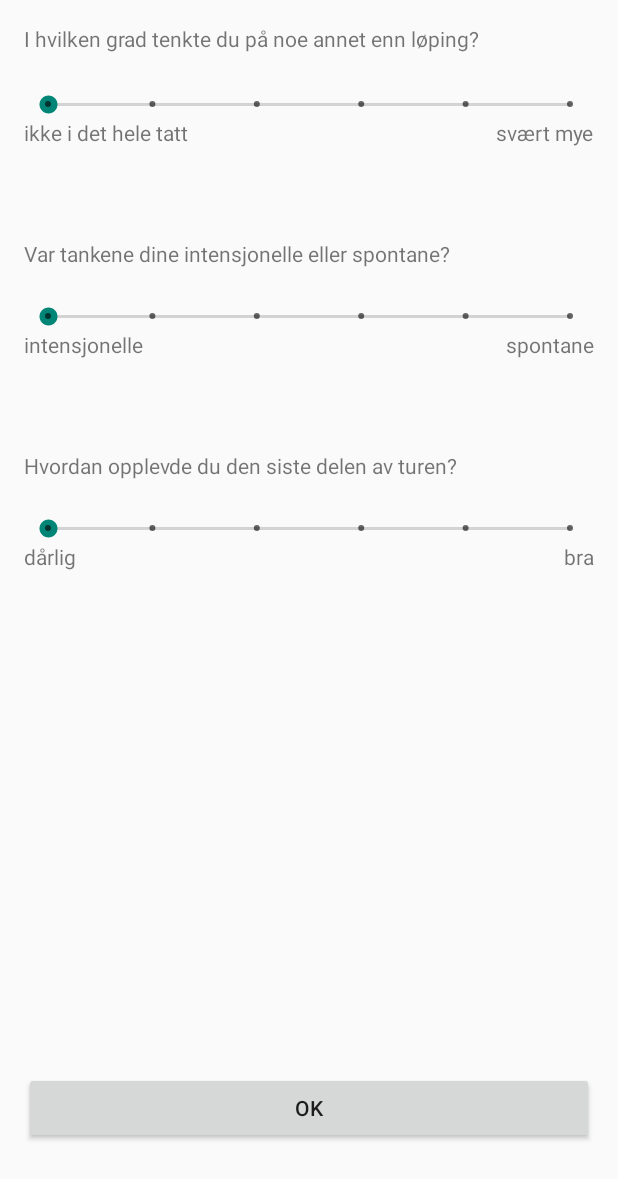
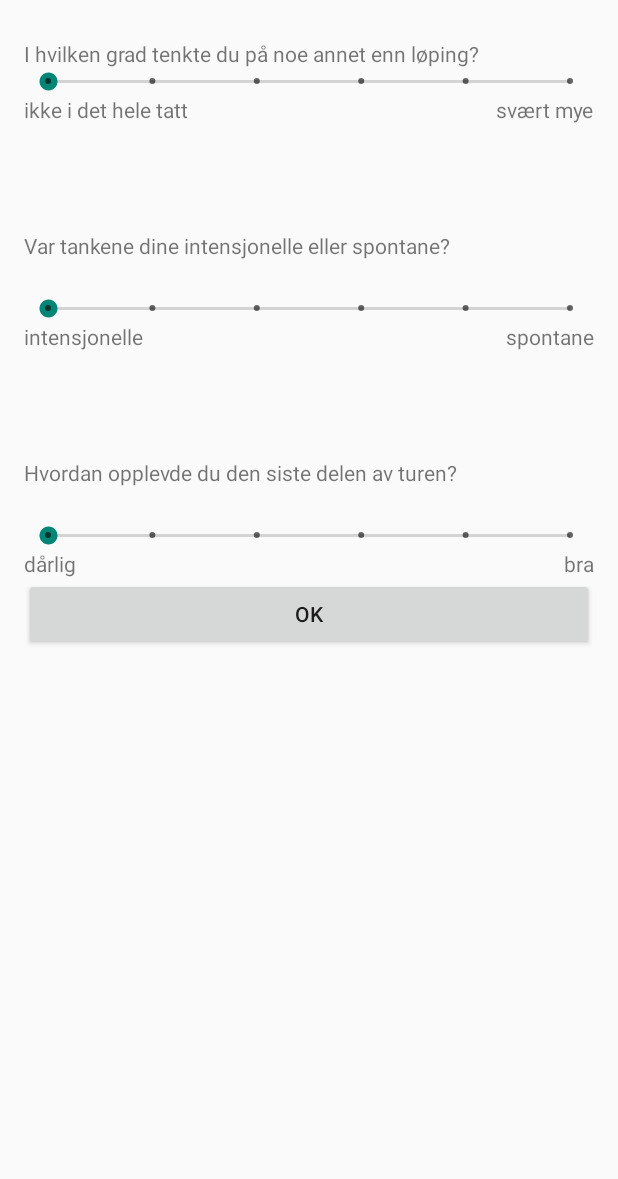
Before and after one commit to ihrke/runningprobe, an Android app: the ThoughtProbeActivity screen opened directly, with no data from a screen before it, on a phone screen of 412 x 824 dp. Shown: the top 1179 px of the screen. Run offline under Robolectric (Android 15) with nearby library versions, the phone set to English and light mode, and no system bars.

Commit message:
norsk and adjustments to work on Gerits phone

```diff
--- a/app/src/main/res/layout/activity_main.xml
+++ b/app/src/main/res/layout/activity_main.xml
@@ -37,23 +37,6 @@
         android:onClick="finalizeRun"
         android:enabled="false" />
 
-    <TextView
-        android:text="Posisjon: NA"
-        android:layout_width="match_parent"
-        android:layout_height="wrap_content"
-        android:layout_below="@+id/finalize_button"
-        android:layout_centerHorizontal="true"
-        android:layout_marginTop="20dp"
-        android:id="@+id/textview_latlon" />
-
-    <TextView
-        android:text="Sist oppdatert: NA"
-        android:layout_width="match_parent"
-        android:layout_height="wrap_content"
-        android:id="@+id/textview_latlon_time"
-        android:layout_below="@+id/textview_latlon"
-        android:layout_alignParentLeft="true"
-        android:layout_alignParentStart="true" />
 
     <ImageView
         android:layout_width="wrap_content"
@@ -78,14 +61,6 @@
         android:layout_alignParentLeft="true"
         android:layout_alignParentStart="true" />
 
-    <TextView
-        android:text="Fil: NA"
-        android:layout_width="wrap_content"
-        android:layout_height="wrap_content"
-        android:layout_alignParentBottom="true"
-        android:layout_alignParentLeft="true"
-        android:layout_alignParentStart="true"
-        android:id="@+id/textview_filename" />
 
     <TextView
         android:layout_width="match_parent"
@@ -99,4 +74,37 @@
         android:layout_alignParentLeft="true"
         android:layout_alignParentStart="true"
         android:layout_marginTop="41dp" />
+
+
+    <LinearLayout
+        android:layout_width="match_parent"
+        android:layout_height="wrap_content"
+        android:orientation="vertical"
+        android:id="@+id/infotext"
+        android:layout_alignParentBottom="true"
+        android:paddingTop="10sp">
+
+        <TextView
+            android:text="Posisjon: NA"
+            android:layout_width="match_parent"
+            android:layout_height="wrap_content"
+            android:layout_centerHorizontal="true"
+            android:layout_marginTop="20dp"
+            android:id="@+id/textview_latlon" />
+
+        <TextView
+            android:text="Sist oppdatert: NA"
+            android:layout_width="match_parent"
+            android:layout_height="wrap_content"
+            android:id="@+id/textview_latlon_time"
+            android:layout_alignParentLeft="true" />
+
+        <TextView
+            android:text="Fil: NA"
+            android:layout_width="wrap_content"
+            android:layout_height="wrap_content"
+            android:layout_alignParentLeft="true"
+            android:id="@+id/textview_filename" />
+    </LinearLayout>
+
 </RelativeLayout>
--- a/app/src/main/res/layout/activity_thought_probe.xml
+++ b/app/src/main/res/layout/activity_thought_probe.xml
@@ -10,6 +10,23 @@
     android:paddingTop="@dimen/activity_vertical_margin"
     tools:context="mittnerlab.runningprobe.ThoughtProbeActivity">
 
+    <ScrollView
+        android:layout_width="match_parent"
+        android:layout_height="match_parent">
+    <LinearLayout
+        android:layout_width="match_parent"
+        android:layout_height="wrap_content"
+        android:orientation="vertical">
+
+
+        <!-- PROBE 1 -->
+        <LinearLayout
+            android:layout_width="match_parent"
+            android:layout_height="wrap_content"
+            android:orientation="vertical"
+            android:id="@+id/probe1"
+            android:paddingTop="10sp">
+
             <TextView
                 android:text="@string/probe1"
                 android:layout_width="match_parent"
@@ -19,58 +36,6 @@
                 android:layout_alignParentStart="true"
                 android:id="@+id/textview_instruction"
                 tools:text="@string/probe1" />
-
-    <TextView
-        android:text="@string/probe1_lower"
-        android:layout_width="wrap_content"
-        android:layout_height="wrap_content"
-        android:layout_below="@+id/linearLayout"
-        android:layout_alignParentLeft="true"
-        android:layout_alignParentStart="true"
-        android:id="@+id/textview_probe1_lower" />
-
-    <SeekBar
-        style="@style/Widget.AppCompat.SeekBar.Discrete"
-        android:layout_width="match_parent"
-        android:layout_height="wrap_content"
-        android:max="5"
-        android:progress="0"
-        android:layout_below="@+id/textview_probe2"
-        android:layout_alignParentLeft="true"
-        android:layout_alignParentStart="true"
-        android:layout_marginTop="23dp"
-        android:id="@+id/seekBar_probe2"
-        android:layout_alignParentRight="true"
-        android:layout_alignParentEnd="true" />
-
-    <TextView
-        android:text="@string/probe1_upper"
-        android:layout_width="wrap_content"
-        android:layout_height="wrap_content"
-        android:id="@+id/textview_probe1_upper"
-        android:layout_below="@+id/linearLayout"
-        android:layout_alignParentRight="true"
-        android:layout_alignParentEnd="true" />
-
-    <TextView
-        android:text="@string/probe2"
-        android:layout_width="wrap_content"
-        android:layout_height="wrap_content"
-        android:layout_marginTop="61dp"
-        android:id="@+id/textview_probe2"
-        android:layout_below="@+id/textview_probe1_lower"
-        android:layout_alignParentLeft="true"
-        android:layout_alignParentStart="true" />
-
-    <LinearLayout
-        android:orientation="horizontal"
-        android:layout_width="match_parent"
-        android:layout_height="wrap_content"
-        android:id="@+id/linearLayout"
-        android:layout_below="@+id/textview_instruction"
-        android:layout_alignParentLeft="true"
-        android:layout_alignParentStart="true"
-        android:layout_marginTop="25dp">
 
             <SeekBar
                 style="@style/Widget.AppCompat.SeekBar.Discrete"
@@ -82,34 +47,45 @@
                 android:layout_centerHorizontal="true"
                 android:id="@+id/seekBar_probe1" />
 
+            <RelativeLayout
+                android:layout_width="match_parent"
+                android:orientation="horizontal"
+                android:layout_below="@+id/seekBar_probe1"
+                android:layout_height="wrap_content">
+
+            <TextView
+                android:text="@string/probe1_lower"
+                android:layout_width="wrap_content"
+                android:layout_height="wrap_content"
+                android:layout_alignParentLeft="true"
+                android:id="@+id/textview_probe1_lower" />
+
+            <TextView
+                android:text="@string/probe1_upper"
+                android:layout_width="wrap_content"
+                android:layout_height="wrap_content"
+                android:id="@+id/textview_probe1_upper"
+                android:layout_alignParentRight="true" />
+            </RelativeLayout>
         </LinearLayout>
 
-    <TextView
-        android:text="@string/probe2_lower"
-        android:layout_width="wrap_content"
+        <!-- PROBE 2 -->
+
+        <LinearLayout
+            android:layout_width="match_parent"
             android:layout_height="wrap_content"
-        android:layout_below="@+id/seekBar_probe2"
-        android:layout_alignParentLeft="true"
-        android:layout_alignParentStart="true"
-        android:id="@+id/textview_probe2_lower" />
-
-    <TextView
-        android:text="@string/probe2_upper"
-        android:layout_width="wrap_content"
-        android:layout_height="wrap_content"
-        android:id="@+id/textView5"
-        android:layout_below="@+id/seekBar_probe2"
-        android:layout_alignParentRight="true"
-        android:layout_alignParentEnd="true" />
+            android:orientation="vertical"
+            android:id="@+id/probe2"
+            android:layout_below="@+id/probe1"
+            android:paddingTop="10sp">
 
 
             <TextView
-        android:text="@string/probe3"
+                android:text="@string/probe2"
                 android:layout_width="wrap_content"
                 android:layout_height="wrap_content"
                 android:layout_marginTop="61dp"
-        android:id="@+id/textview_probe3"
-        android:layout_below="@+id/textview_probe2_lower"
+                android:id="@+id/textview_probe2"
                 android:layout_alignParentLeft="true"
                 android:layout_alignParentStart="true" />
 
@@ -119,7 +95,62 @@
                 android:layout_height="wrap_content"
                 android:max="5"
                 android:progress="0"
-        android:layout_below="@+id/textview_probe3"
+                android:layout_alignParentLeft="true"
+                android:layout_alignParentStart="true"
+                android:layout_marginTop="23dp"
+                android:id="@+id/seekBar_probe2"
+                android:layout_alignParentRight="true"
+                android:layout_alignParentEnd="true" />
+
+            <RelativeLayout
+                android:layout_width="match_parent"
+                android:orientation="horizontal"
+                android:layout_below="@+id/seekBar_probe2"
+                android:layout_height="wrap_content">
+
+            <TextView
+                android:text="@string/probe2_lower"
+                android:layout_width="wrap_content"
+                android:layout_height="wrap_content"
+                android:layout_alignParentLeft="true"
+                android:id="@+id/textview_probe2_lower" />
+
+            <TextView
+                android:text="@string/probe2_upper"
+                android:layout_width="wrap_content"
+                android:layout_height="wrap_content"
+                android:id="@+id/textView5"
+                android:layout_alignParentRight="true" />
+            </RelativeLayout>
+
+        </LinearLayout>
+
+
+
+        <!-- PROBE 3 -->
+        <LinearLayout
+            android:layout_width="match_parent"
+            android:layout_height="wrap_content"
+            android:orientation="vertical"
+            android:id="@+id/probe3"
+            android:layout_below="@+id/probe2"
+            android:paddingTop="10sp">
+
+            <TextView
+                android:text="@string/probe3"
+                android:layout_width="wrap_content"
+                android:layout_height="wrap_content"
+                android:layout_marginTop="61dp"
+                android:id="@+id/textview_probe3"
+                android:layout_alignParentLeft="true"
+                android:layout_alignParentStart="true" />
+
+            <SeekBar
+                style="@style/Widget.AppCompat.SeekBar.Discrete"
+                android:layout_width="match_parent"
+                android:layout_height="wrap_content"
+                android:max="5"
+                android:progress="0"
                 android:layout_alignParentLeft="true"
                 android:layout_alignParentStart="true"
                 android:layout_marginTop="23dp"
@@ -127,13 +158,17 @@
                 android:layout_alignParentRight="true"
                 android:layout_alignParentEnd="true" />
 
+            <RelativeLayout
+                android:layout_width="match_parent"
+                android:orientation="horizontal"
+                android:layout_below="@+id/seekBar_probe2"
+                android:layout_height="wrap_content">
+
                 <TextView
                     android:text="@string/probe3_lower"
                     android:layout_width="wrap_content"
                     android:layout_height="wrap_content"
-        android:layout_below="@+id/seekBar_probe3"
                     android:layout_alignParentLeft="true"
-        android:layout_alignParentStart="true"
                     android:id="@+id/textview_probe3_lower" />
 
                 <TextView
@@ -141,10 +176,9 @@
                     android:layout_width="wrap_content"
                     android:layout_height="wrap_content"
                     android:id="@+id/textview_probe3_upper"
-        android:layout_below="@+id/seekBar_probe3"
-        android:layout_alignParentRight="true"
-        android:layout_alignParentEnd="true" />
-
+                    android:layout_alignParentRight="true" />
+            </RelativeLayout>
+        </LinearLayout>
 
     <Button
         android:text="OK"
@@ -157,4 +191,8 @@
         android:layout_alignParentLeft="true"
         android:layout_alignParentStart="true"
         android:layout_marginBottom="45dp" />
+
+
+    </LinearLayout>
+    </ScrollView>
 </RelativeLayout>
```
Lines whose indentation alone changed are shown as unchanged.
